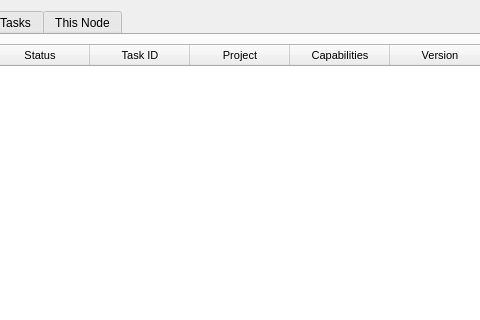
Qt form ui/UI_FarmView.ui (david2777/DPS_Hydra) before a commit; both pictures show x 231 to 711 and y 0 to 320 of the 1294 by 729 pixel window.
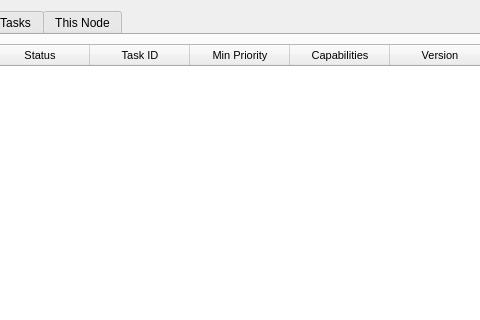
The same form after that commit. The open tabs and pages were chosen to show the change.

The edit to the form file:
```diff
--- a/ui/UI_FarmView.ui
+++ b/ui/UI_FarmView.ui
@@ -422,7 +422,7 @@
           </column>
           <column>
            <property name="text">
-            <string>Project</string>
+            <string>Min Priority</string>
            </property>
           </column>
           <column>
```
